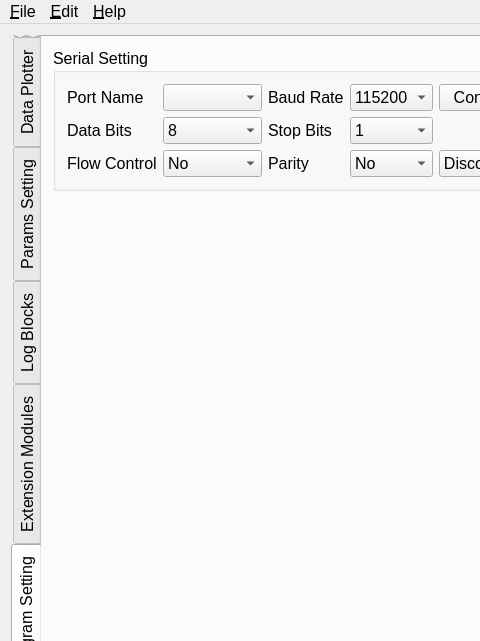
Qt form form/flight_control_station.ui (microdynamics-robot-quadcopter/breeze_flight_control_station) before a commit; both pictures show x 0 to 480 and y 0 to 641 of the 1350 by 750 pixel window.
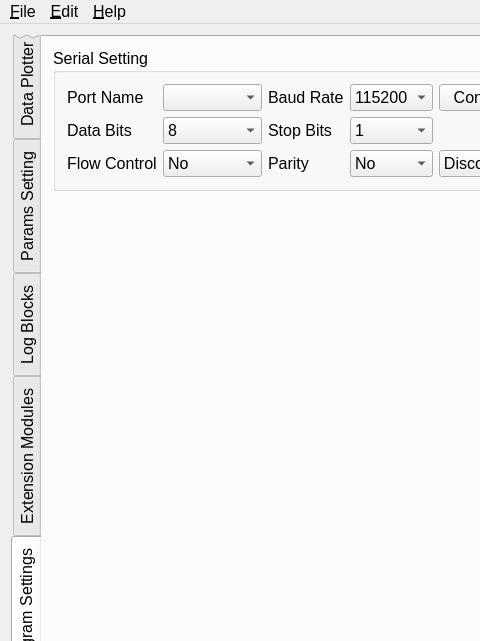
The same form after that commit. Custom widgets are drawn as their Qt base class.

Commit message: Rename tab's widget

Diff of the .ui file:
```diff
--- a/form/flight_control_station.ui
+++ b/form/flight_control_station.ui
@@ -1917,7 +1917,7 @@
       </widget>
       <widget class="QWidget" name="tab_program_setting">
        <attribute name="title">
-        <string>Program Setting</string>
+        <string>Program Settings</string>
        </attribute>
        <layout class="QGridLayout" name="gridLayout_10">
         <item row="0" column="0">
```
Left out of the diff: 2 changed lines with no effect on the pictures.
